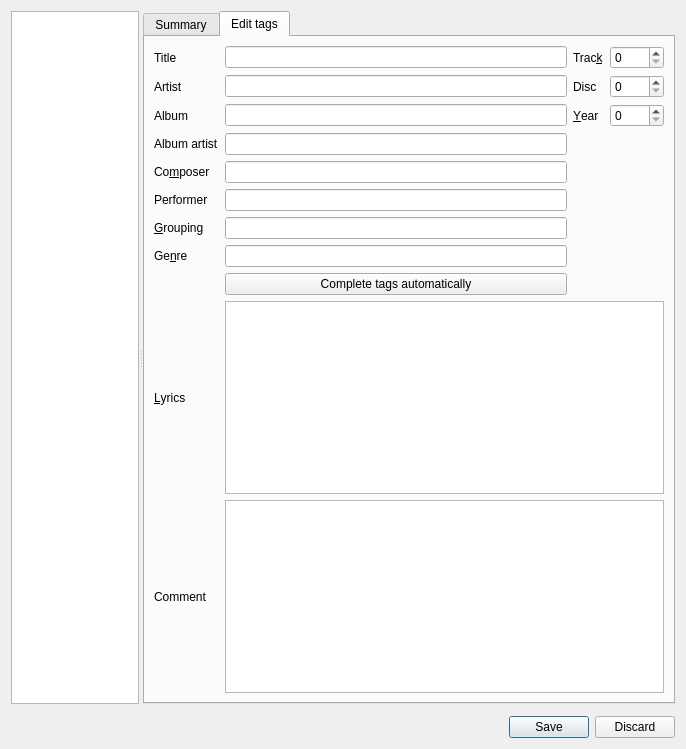
Above: src/ui/edittagdialog.ui from clementine-player/Clementine before the change. Below: the same form after it.
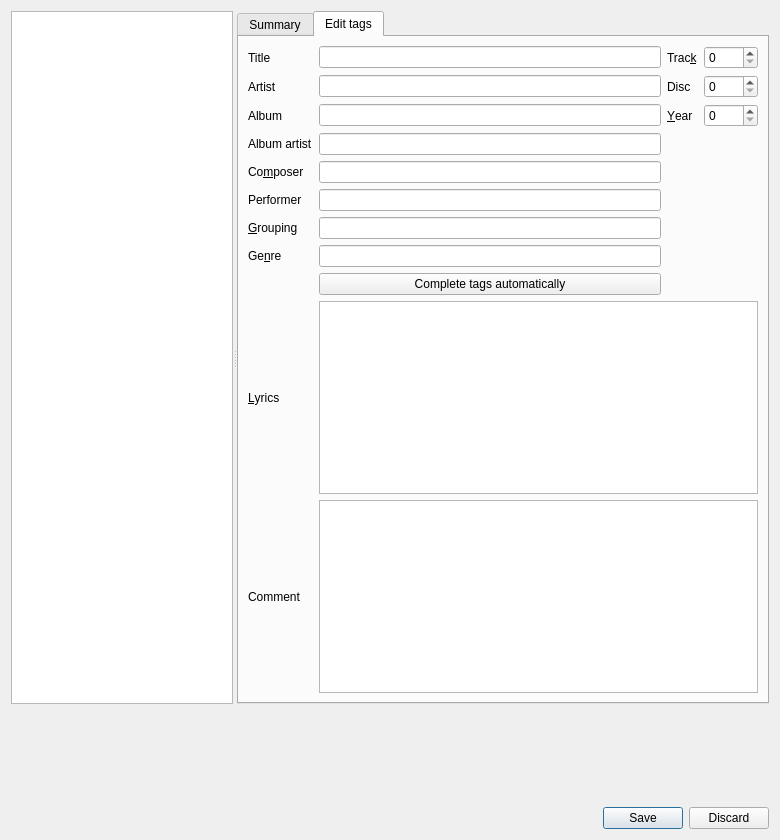
That is the form after the change. Icons and pictures are not drawn. Custom widgets are drawn as their Qt base class.

Commit message: Fix edit tag dialog

The edit to the form file:
```diff
--- a/src/ui/edittagdialog.ui
+++ b/src/ui/edittagdialog.ui
@@ -2,6 +2,14 @@
 <ui version="4.0">
  <class>EditTagDialog</class>
  <widget class="QDialog" name="EditTagDialog">
+  <property name="geometry">
+   <rect>
+    <x>0</x>
+    <y>0</y>
+    <width>780</width>
+    <height>840</height>
+   </rect>
+  </property>
   <property name="sizePolicy">
    <sizepolicy hsizetype="MinimumExpanding" vsizetype="MinimumExpanding">
     <horstretch>0</horstretch>
```
